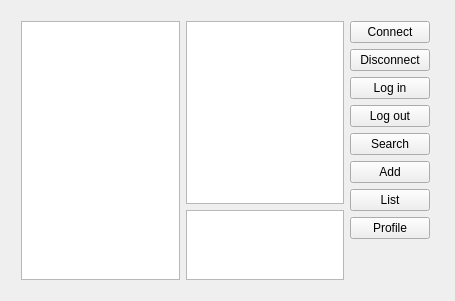
This is mywechat_client/mainwindow.ui in TeonSean/mywechat as Qt 5 draws it before an edit. The edited form follows.
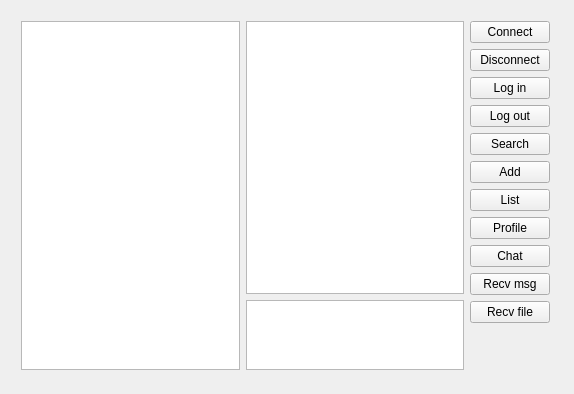
This is the edited form.

```diff
--- a/mywechat_client/mainwindow.ui
+++ b/mywechat_client/mainwindow.ui
@@ -6,8 +6,8 @@
    <rect>
     <x>0</x>
     <y>0</y>
-    <width>455</width>
-    <height>301</height>
+    <width>574</width>
+    <height>394</height>
    </rect>
   </property>
   <property name="windowTitle">
@@ -19,8 +19,8 @@
      <rect>
       <x>10</x>
       <y>10</y>
-      <width>431</width>
-      <height>281</height>
+      <width>551</width>
+      <height>371</height>
      </rect>
     </property>
     <layout class="QHBoxLayout" name="horizontalLayout" stretch="9,1">
@@ -109,6 +109,27 @@
          </property>
         </widget>
        </item>
+       <item>
+        <widget class="QPushButton" name="chat">
+         <property name="text">
+          <string>Chat</string>
+         </property>
+        </widget>
+       </item>
+       <item>
+        <widget class="QPushButton" name="recvmsg">
+         <property name="text">
+          <string>Recv msg</string>
+         </property>
+        </widget>
+       </item>
+       <item>
+        <widget class="QPushButton" name="recvfile">
+         <property name="text">
+          <string>Recv file</string>
+         </property>
+        </widget>
+       </item>
        <item>
         <layout class="QVBoxLayout" name="verticalLayout_3"/>
        </item>
```
Left out of the diff: 2 changed lines with no effect on the pictures.
